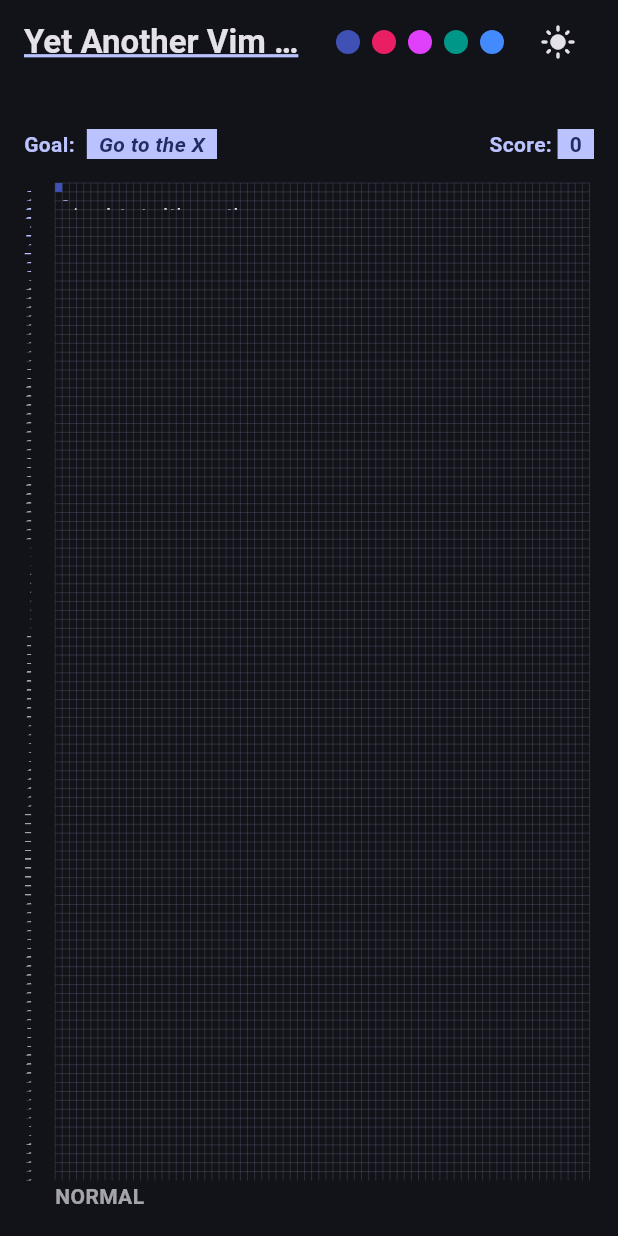
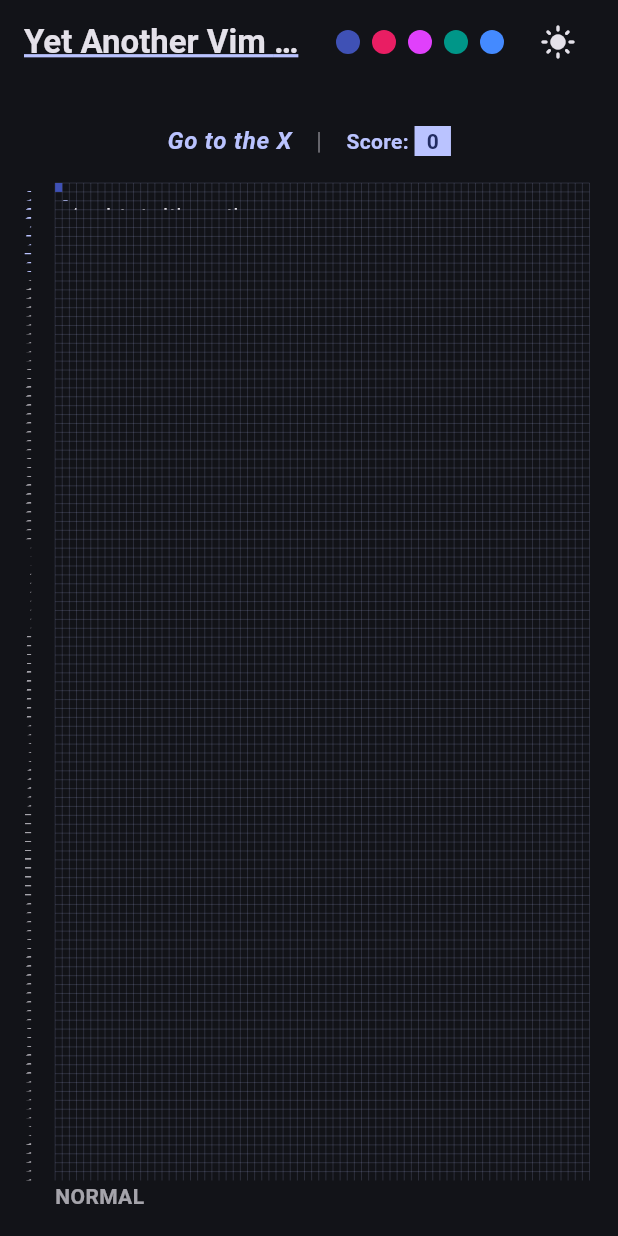
Before and after one commit to JosephKorel/vim_game, a Flutter app: the screen it shows after launch, on a phone screen of 412 x 824 dp. Run offline on Flutter 3.47's test engine with Material 3 defaults, Android fonts, the phone set to English and light mode, and no system bars; our stand-ins replace flutter_riverpod, riverpod_annotation; generated files the repository leaves out were written again.

Commit message:
make new ui for header

```diff
--- a/lib/app_bar_bottom.dart
+++ b/lib/app_bar_bottom.dart
@@ -30,11 +30,29 @@ class _ScoreAndInstructionsState extends ConsumerState<ScoreAndInstructions>
     return const Padding(
       padding: EdgeInsets.symmetric(horizontal: 16),
       child: Row(
-        mainAxisAlignment: MainAxisAlignment.spaceBetween,
+        mainAxisAlignment: MainAxisAlignment.center,
         children: [
           _Instructions(),
+          _Separator(),
           _Score(),
         ],
+      ),
+    );
+  }
+}
+
+class _Separator extends StatelessWidget {
+  const _Separator();
+
+  @override
+  Widget build(BuildContext context) {
+    return Padding(
+      padding: const EdgeInsets.symmetric(horizontal: 16),
+      child: Text(
+        '|',
+        style: context.titleMedium.copyWith(
+          color: context.onSurface.withOpacity(0.4),
+        ),
       ),
     );
   }
@@ -47,30 +65,22 @@ class _Instructions extends StatelessWidget {
   Widget build(BuildContext context) {
     return Row(
       children: [
+        // Text(
+        //   'Goal:',
+        //   style: context.bodyMedium.copyWith(
+        //     fontWeight: FontWeight.w600,
+        //     color: context.primary,
+        //   ),
+        // ),
+        // const SizedBox(
+        //   width: 8,
+        // ),
         Text(
-          'Goal:',
-          style: context.bodyMedium.copyWith(
+          'Go to the X',
+          style: context.bodyLarge.copyWith(
             fontWeight: FontWeight.w600,
+            fontStyle: FontStyle.italic,
             color: context.primary,
-          ),
-        ),
-        const SizedBox(
-          width: 8,
-        ),
-        DecoratedBox(
-          decoration: BoxDecoration(
-            color: context.primary,
-          ),
-          child: Padding(
-            padding: const EdgeInsets.symmetric(horizontal: 8),
-            child: Text(
-              'Go to the X',
-              style: context.bodyMedium.copyWith(
-                fontWeight: FontWeight.w600,
-                fontStyle: FontStyle.italic,
-                color: context.onPrimary,
-              ),
-            ),
           ),
         ),
       ],
@@ -93,6 +103,14 @@ class _Score extends ConsumerWidget {
             color: context.primary,
           ),
         ),
+        //Text(
+        //  '$scoreCount',
+        //  style: context.bodyMedium.copyWith(
+        //    fontWeight: FontWeight.w600,
+        //    color: context.onPrimary,
+        //  ),
+        //),
+
         DecoratedBox(
           decoration: BoxDecoration(
             color: context.primary,
--- a/lib/objective_score_mixin.dart
+++ b/lib/objective_score_mixin.dart
@@ -28,7 +28,6 @@ mixin ObjectiveScoreProvider<T extends ConsumerStatefulWidget>
       _updateObjective();
     }
   }
-
   void initializeGameObjective() {
     final objective = HitXObjective(
         targetPosition: targetPosition, carretPosition: carretPosition);
```
